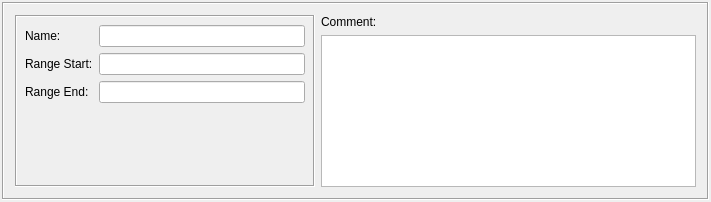
fwbuilder/fwbuilder, file src/gui/addressrangedialog_q.ui: the form before one commit.
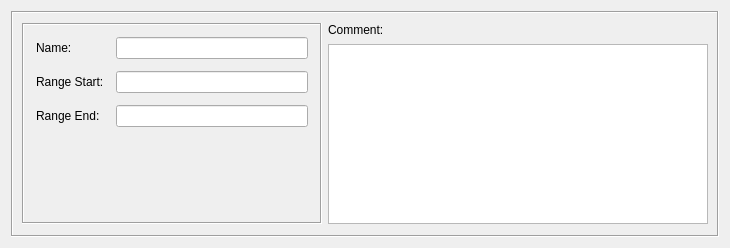
The form after the commit.

Commit message: See #501 Finally cleaned up dialog layout for all object dialogs. Had to remove default margin and spacing in the "form setting" for each dialog

```diff
--- a/src/gui/addressrangedialog_q.ui
+++ b/src/gui/addressrangedialog_q.ui
@@ -8,8 +8,8 @@
    <rect>
     <x>0</x>
     <y>0</y>
-    <width>711</width>
-    <height>202</height>
+    <width>730</width>
+    <height>248</height>
    </rect>
   </property>
   <property name="sizePolicy" >
@@ -21,19 +21,8 @@
   <property name="windowTitle" >
    <string>Address Range</string>
   </property>
-  <layout class="QHBoxLayout" >
-   <property name="spacing" >
-    <number>0</number>
-   </property>
-   <property name="margin" >
-    <number>2</number>
-   </property>
-   <item>
-    <layout class="QVBoxLayout" >
-     <property name="spacing" >
-      <number>2</number>
-     </property>
-     <item>
+  <layout class="QGridLayout" name="gridLayout" >
+   <item row="0" column="0" >
       <widget class="QFrame" name="frame7" >
        <property name="frameShape" >
         <enum>QFrame::Box</enum>
@@ -70,7 +59,10 @@
           </property>
           <layout class="QGridLayout" >
            <property name="margin" >
-            <number>8</number>
+          <number>12</number>
+         </property>
+         <property name="spacing" >
+          <number>12</number>
            </property>
            <item row="0" column="0" >
             <widget class="QLabel" name="textLabel1" >
@@ -224,10 +216,7 @@
       </widget>
      </item>
     </layout>
-   </item>
-  </layout>
  </widget>
- <layoutdefault spacing="6" margin="11" />
  <tabstops>
   <tabstop>obj_name</tabstop>
   <tabstop>rangeStart</tabstop>
```
Left out of the diff: 1 changed line with no effect on the pictures. Lines whose indentation alone changed are shown as unchanged. The commit also changes 30 other files.
